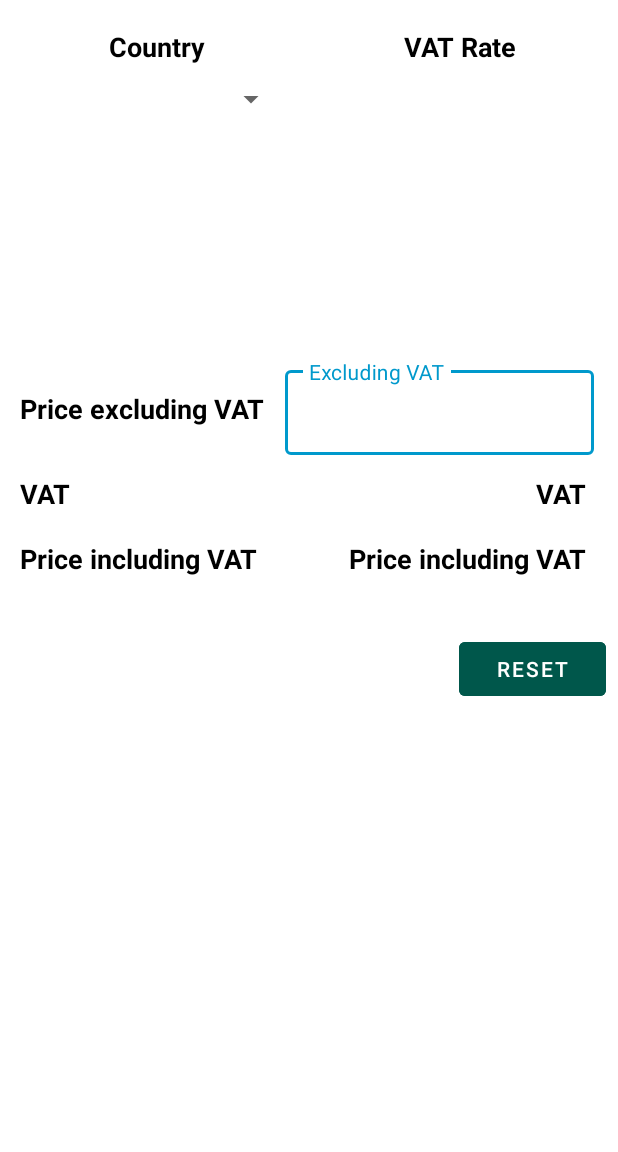
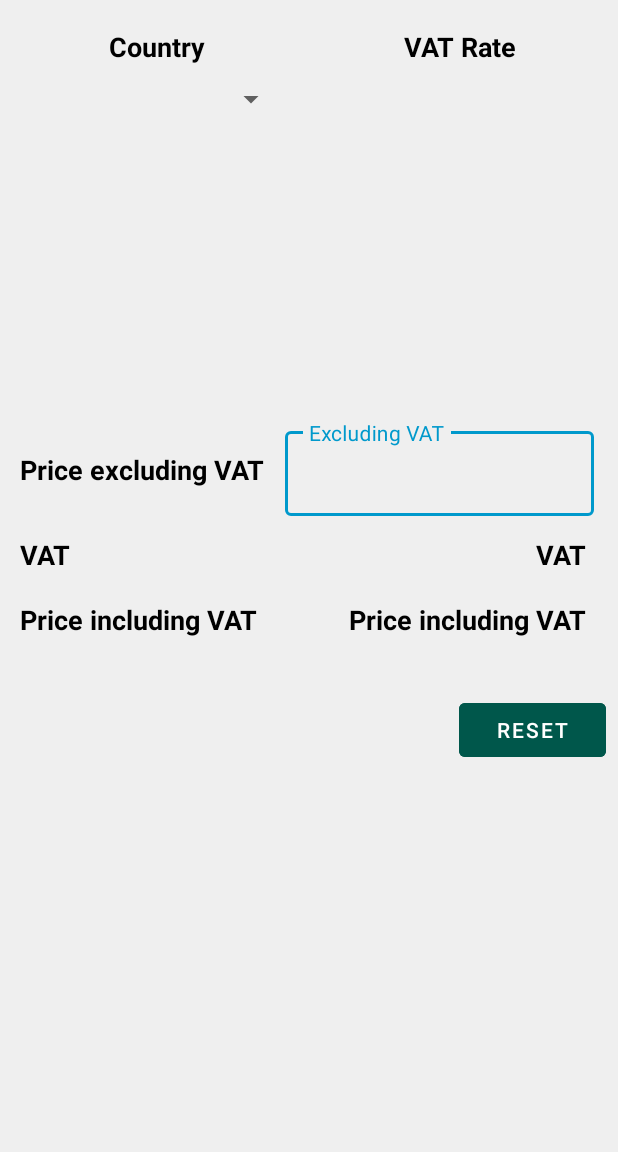
Before and after one commit to sunnat629/VATCalculator, an Android app: the layout activity_main.xml on its own in the app's theme, with its tools: preview values and no code run, on a phone screen of 412 x 824 dp, the part 84-1236 px from its top. Run offline under Robolectric (Android 15) with nearby library versions, the phone set to English and light mode, and no system bars.

Commit message:
minor changes

```diff
--- a/app/src/main/java/com/sunnat629/vatcalculator/model/entities/Model.kt
+++ b/app/src/main/java/com/sunnat629/vatcalculator/model/entities/Model.kt
@@ -1,6 +1,4 @@
 package com.sunnat629.vatcalculator.model.entities
-
-import java.time.Period
 
 /**
  * Fetch the raw data
--- a/app/src/main/java/com/sunnat629/vatcalculator/utils/Calculate.kt
+++ b/app/src/main/java/com/sunnat629/vatcalculator/utils/Calculate.kt
@@ -46,7 +46,7 @@ object Calculate {
      * @param country is the specific country
      * */
     private fun getPeriodsByCountry(country: String): List<Period>? {
-        val periods = getRateByCountry(country)!!.periods
+        val periods: List<Period> = getRateByCountry(country)!!.periods
         // from this sorted based on effective_from will help us to find the latest VAT rate
         periods.sortedBy { it.effective_from }
         return periods
--- a/app/src/main/res/layout/activity_main.xml
+++ b/app/src/main/res/layout/activity_main.xml
@@ -10,6 +10,7 @@
             android:id="@+id/main"
             android:layout_width="match_parent"
             android:layout_height="match_parent"
+            android:background="@color/background"
             tools:context=".ui.MainActivity">
 
         <androidx.appcompat.widget.Toolbar
@@ -77,9 +78,6 @@
                     android:layout_width="match_parent"
                     android:layout_height="wrap_content"
                     android:id="@+id/radioGroup">
-                <!--<RadioButton android:layout_width="wrap_content" android:layout_height="wrap_content"/>-->
-                <!--<RadioButton android:layout_width="wrap_content" android:layout_height="wrap_content"/>-->
-                <!--<RadioButton android:layout_width="wrap_content" android:layout_height="wrap_content"/>-->
             </RadioGroup>
 
         </LinearLayout>
@@ -189,53 +187,7 @@
                 android:layout_width="wrap_content"
                 android:layout_height="wrap_content"
                 android:id="@+id/guideline"
-                app:layout_constraintGuide_percent=".35"
+                app:layout_constraintGuide_percent=".4"
                 android:orientation="horizontal"/>
-
-        <RelativeLayout xmlns:android="http://schemas.android.com/apk/res/android"
-                        xmlns:tools="http://schemas.android.com/tools"
-                        android:layout_width="0dp"
-                        app:layout_constraintEnd_toEndOf="parent"
-                        app:layout_constraintStart_toStartOf="parent"
-                        app:layout_constraintBottom_toBottomOf="parent"
-                        android:layout_height="0dp"
-                        tools:context=".ui.MainActivity"
-                        android:layout_marginTop="8dp" app:layout_constraintTop_toBottomOf="@+id/label_calculate"
-                        android:id="@+id/relativeLayout">
-
-            <TextView
-                    android:id="@+id/connectivity_status_label"
-                    android:layout_width="match_parent"
-                    android:layout_height="wrap_content"
-                    android:textAppearance="@android:style/TextAppearance.Medium"
-                    android:textStyle="bold"
-            />
-
-            <TextView
-                    android:id="@+id/connectivity_status"
-                    android:layout_width="match_parent"
-                    android:layout_height="wrap_content"
-                    android:layout_below="@+id/connectivity_status_label"
-                    android:textAppearance="@android:style/TextAppearance.Medium"
-            />
-
-            <TextView
-                    android:id="@+id/internet_status_label"
-                    android:layout_width="match_parent"
-                    android:layout_height="wrap_content"
-                    android:layout_below="@+id/connectivity_status"
-                    android:textAppearance="@android:style/TextAppearance.Medium"
-                    android:textStyle="bold"
-            />
-
-            <TextView
-                    android:id="@+id/internet_status"
-                    android:layout_width="match_parent"
-                    android:layout_height="wrap_content"
-                    android:layout_below="@+id/internet_status_label"
-                    android:textAppearance="@android:style/TextAppearance.Medium"
-            />
-
-        </RelativeLayout>
     </androidx.constraintlayout.widget.ConstraintLayout>
 </layout>
--- a/app/src/main/res/values/colors.xml
+++ b/app/src/main/res/values/colors.xml
@@ -4,4 +4,5 @@
     <color name="colorPrimaryDark">#00574B</color>
     <color name="colorAccent">#D81B60</color>
     <color name="noNetworkButton">#FF5722</color>
+    <color name="background">#efefef</color>
 </resources>
```
